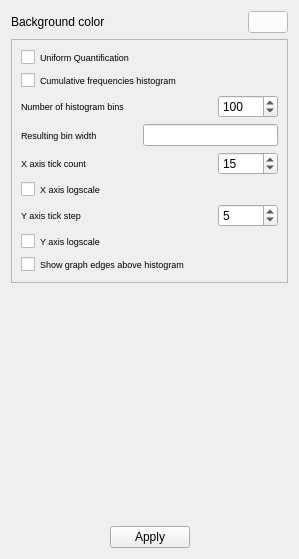
vadivelselvaraj/TulipGLImprovement, file plugins/view/HistogramView/HistoOptionsWidget.ui: the form before one commit.
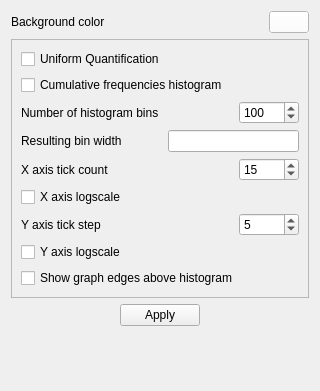
The form after the commit.

Commit message: use standard font size in Options widget of Histogram view

The edit to the form file:
```diff
--- a/plugins/view/HistogramView/HistoOptionsWidget.ui
+++ b/plugins/view/HistogramView/HistoOptionsWidget.ui
@@ -6,8 +6,8 @@
    <rect>
     <x>0</x>
     <y>0</y>
-    <width>299</width>
-    <height>559</height>
+    <width>320</width>
+    <height>391</height>
    </rect>
   </property>
   <property name="windowTitle">
@@ -156,11 +156,6 @@
      <layout class="QVBoxLayout" name="verticalLayout">
       <item>
        <widget class="QCheckBox" name="uniformQuantificationCB">
-        <property name="font">
-         <font>
-          <pointsize>7</pointsize>
-         </font>
-        </property>
         <property name="text">
          <string>Uniform Quantification</string>
         </property>
@@ -168,11 +163,6 @@
       </item>
       <item>
        <widget class="QCheckBox" name="cumulFreqHisto">
-        <property name="font">
-         <font>
-          <pointsize>7</pointsize>
-         </font>
-        </property>
         <property name="layoutDirection">
          <enum>Qt::LeftToRight</enum>
         </property>
@@ -185,11 +175,6 @@
        <layout class="QHBoxLayout" name="horizontalLayout_2">
         <item>
          <widget class="QLabel" name="label">
-          <property name="font">
-           <font>
-            <pointsize>7</pointsize>
-           </font>
-          </property>
           <property name="text">
            <string>Number of histogram bins</string>
           </property>
@@ -220,11 +205,6 @@
        <layout class="QHBoxLayout" name="horizontalLayout_5">
         <item>
          <widget class="QLabel" name="label_4">
-          <property name="font">
-           <font>
-            <pointsize>7</pointsize>
-           </font>
-          </property>
           <property name="text">
            <string>Resulting bin width</string>
           </property>
@@ -254,11 +234,6 @@
             <verstretch>0</verstretch>
            </sizepolicy>
           </property>
-          <property name="font">
-           <font>
-            <pointsize>7</pointsize>
-           </font>
-          </property>
           <property name="readOnly">
            <bool>true</bool>
           </property>
@@ -270,11 +245,6 @@
        <layout class="QHBoxLayout" name="horizontalLayout_3">
         <item>
          <widget class="QLabel" name="label_2">
-          <property name="font">
-           <font>
-            <pointsize>7</pointsize>
-           </font>
-          </property>
           <property name="text">
            <string>X axis tick count</string>
           </property>
@@ -306,11 +276,6 @@
       </item>
       <item>
        <widget class="QCheckBox" name="xAxisLogscale">
-        <property name="font">
-         <font>
-          <pointsize>7</pointsize>
-         </font>
-        </property>
         <property name="text">
          <string>X axis logscale</string>
         </property>
@@ -320,11 +285,6 @@
        <layout class="QHBoxLayout" name="horizontalLayout_4">
         <item>
          <widget class="QLabel" name="label_3">
-          <property name="font">
-           <font>
-            <pointsize>7</pointsize>
-           </font>
-          </property>
           <property name="text">
            <string>Y axis tick step</string>
           </property>
@@ -350,11 +310,6 @@
       </item>
       <item>
        <widget class="QCheckBox" name="yAxisLogscale">
-        <property name="font">
-         <font>
-          <pointsize>7</pointsize>
-         </font>
-        </property>
         <property name="text">
          <string>Y axis logscale</string>
         </property>
@@ -362,11 +317,6 @@
       </item>
       <item>
        <widget class="QCheckBox" name="showEdgesCB">
-        <property name="font">
-         <font>
-          <pointsize>7</pointsize>
-         </font>
-        </property>
         <property name="text">
          <string>Show graph edges above histogram</string>
         </property>
@@ -375,19 +325,6 @@
      </layout>
     </widget>
    </item>
-   <item>
-    <spacer name="verticalSpacer">
-     <property name="orientation">
-      <enum>Qt::Vertical</enum>
-     </property>
-     <property name="sizeHint" stdset="0">
-      <size>
-       <width>20</width>
-       <height>246</height>
-      </size>
-     </property>
-    </spacer>
-   </item>
    <item>
     <layout class="QHBoxLayout" name="horizontalLayout">
      <item>
@@ -425,6 +362,19 @@
      </item>
     </layout>
    </item>
+   <item>
+    <spacer name="verticalSpacer">
+     <property name="orientation">
+      <enum>Qt::Vertical</enum>
+     </property>
+     <property name="sizeHint" stdset="0">
+      <size>
+       <width>20</width>
+       <height>246</height>
+      </size>
+     </property>
+    </spacer>
+   </item>
   </layout>
  </widget>
  <resources/>
```
The commit also changes 2 other files.
